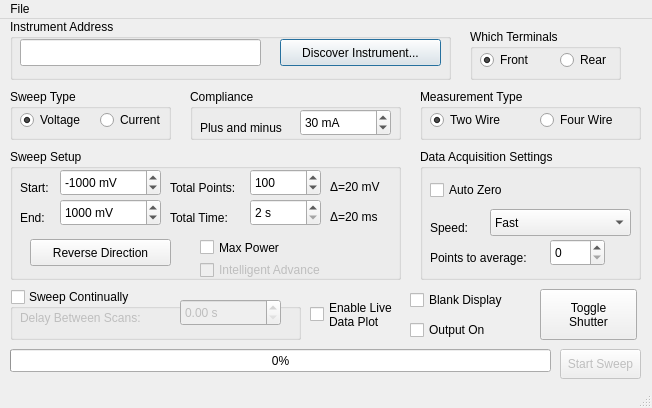
Old version of the form ivSweeper.ui in the repository greysAcademicCode/i-v-vs-time-taker.
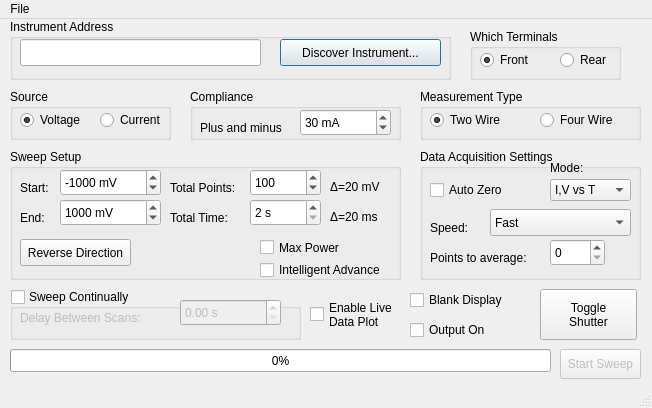
New version of the form.

Commit message:
added max power search test code
also added IV mode to gui

What changed in the file:
```diff
--- a/ivSweeper.ui
+++ b/ivSweeper.ui
@@ -230,9 +230,9 @@
     <widget class="QPushButton" name="reverseButton">
      <property name="geometry">
       <rect>
-       <x>20</x>
+       <x>10</x>
        <y>90</y>
-       <width>141</width>
+       <width>111</width>
        <height>27</height>
       </rect>
      </property>
@@ -359,11 +359,11 @@
     </widget>
     <widget class="QCheckBox" name="autoAdvance">
      <property name="enabled">
-      <bool>false</bool>
+      <bool>true</bool>
      </property>
      <property name="geometry">
       <rect>
-       <x>190</x>
+       <x>250</x>
        <y>110</y>
        <width>131</width>
        <height>22</height>
@@ -405,7 +405,7 @@
     <widget class="QCheckBox" name="maxPowerCheck">
      <property name="geometry">
       <rect>
-       <x>190</x>
+       <x>250</x>
        <y>90</y>
        <width>111</width>
        <height>17</height>
@@ -528,6 +528,39 @@
       <string>Points to average:</string>
      </property>
     </widget>
+    <widget class="QComboBox" name="comboBox">
+     <property name="geometry">
+      <rect>
+       <x>130</x>
+       <y>30</y>
+       <width>81</width>
+       <height>22</height>
+      </rect>
+     </property>
+     <item>
+      <property name="text">
+       <string>I,V vs T</string>
+      </property>
+     </item>
+     <item>
+      <property name="text">
+       <string>I vs V</string>
+      </property>
+     </item>
+    </widget>
+    <widget class="QLabel" name="label_10">
+     <property name="geometry">
+      <rect>
+       <x>130</x>
+       <y>10</y>
+       <width>71</width>
+       <height>17</height>
+      </rect>
+     </property>
+     <property name="text">
+      <string>Mode:</string>
+     </property>
+    </widget>
    </widget>
    <widget class="QGroupBox" name="complianceGroup">
     <property name="geometry">
@@ -590,7 +623,7 @@
      </rect>
     </property>
     <property name="title">
-     <string>Sweep Type</string>
+     <string>Source</string>
     </property>
     <widget class="QRadioButton" name="sourceVRadio">
      <property name="enabled">
```
The commit also changes 2 other files.
